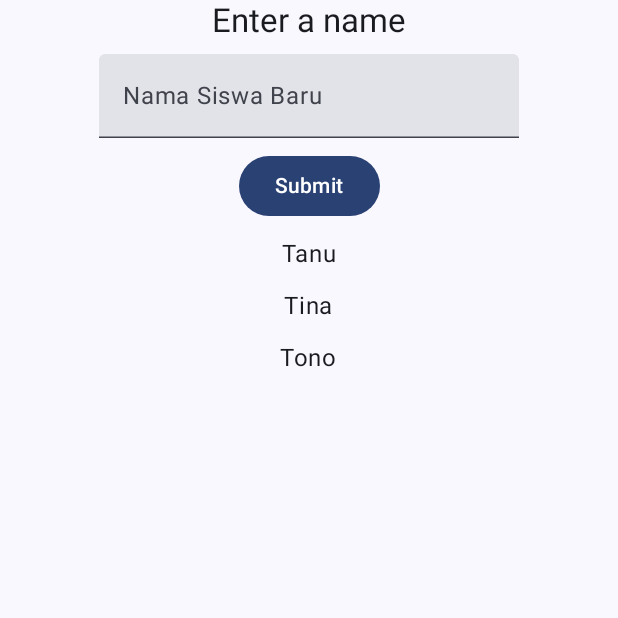
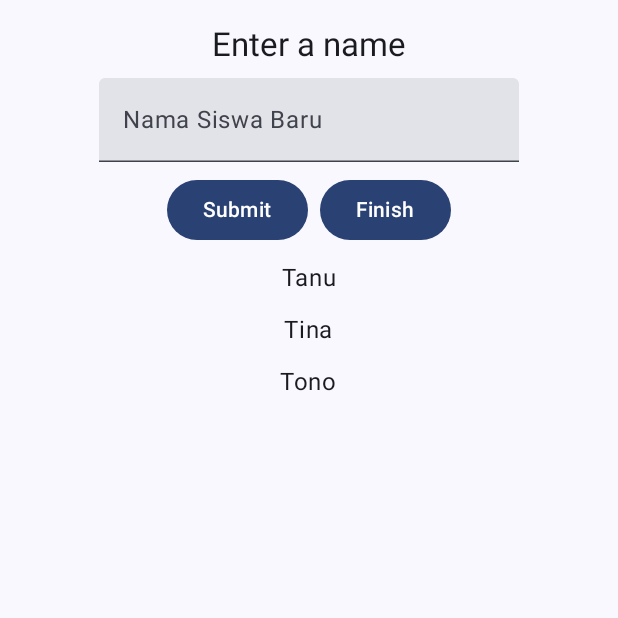
Before and after one commit to davidseptiano/LAB_WEEK_09, an Android app built with Jetpack Compose: the screen it shows after launch (MainActivity), on a phone screen of 412 x 824 dp, the top half of it. Run offline under Robolectric (Android 15) with nearby library versions, the phone set to English and light mode, and no system bars.

```diff
--- a/app/build.gradle.kts
+++ b/app/build.gradle.kts
@@ -50,6 +50,7 @@ dependencies {
     implementation(libs.androidx.ui.tooling.preview)
     implementation(libs.androidx.material3)
     implementation("androidx.compose.material3:material3:1.1.2")
+    implementation("androidx.navigation:navigation-compose:2.7.4")
     testImplementation(libs.junit)
     androidTestImplementation(libs.androidx.junit)
     androidTestImplementation(libs.androidx.espresso.core)
--- a/app/src/main/java/com/example/lab_week_09/MainActivity.kt
+++ b/app/src/main/java/com/example/lab_week_09/MainActivity.kt
@@ -5,13 +5,13 @@ import androidx.activity.ComponentActivity
 import androidx.activity.compose.setContent
 import androidx.compose.foundation.layout.Arrangement
 import androidx.compose.foundation.layout.Column
+import androidx.compose.foundation.layout.Row
 import androidx.compose.foundation.layout.fillMaxSize
 import androidx.compose.foundation.layout.padding
 import androidx.compose.foundation.lazy.LazyColumn
 import androidx.compose.foundation.lazy.items
 import androidx.compose.foundation.text.KeyboardOptions
-// import androidx.compose.material3.Button // Ini mungkin ada di file lain, pastikan tidak error
-// import com.example.lab_week_09.ui.elements.* // Impor elemen UI kustom Anda
+import androidx.compose.material3.Button
 import androidx.compose.material3.MaterialTheme
 import androidx.compose.material3.Surface
 import androidx.compose.material3.Text
@@ -27,13 +27,29 @@ import androidx.compose.ui.res.stringResource
 import androidx.compose.ui.text.input.KeyboardType
 import androidx.compose.ui.tooling.preview.Preview
 import androidx.compose.ui.unit.dp
+import androidx.navigation.NavHostController
+import androidx.navigation.NavType
+import androidx.navigation.compose.NavHost
+import androidx.navigation.compose.composable
+import androidx.navigation.compose.rememberNavController
+import androidx.navigation.navArgument
 import com.example.lab_week_09.ui.theme.LAB_WEEK_09Theme
+// Pastikan Anda sudah membuat dan mengimpor elemen UI kustom Anda
+// import com.example.lab_week_09.ui.theme.OnBackgroundItemText
+// import com.example.lab_week_09.ui.theme.OnBackgroundTitleText
+// import com.example.lab_week_09.ui.theme.PrimaryTextButton
 
-// Pindahkan data class ke level atas (top-level)
-data class Student(
-    var name: String
-)
+// --- DATA CLASS DAN ROUTES ---
+data class Student(val name: String)
 
+object AppRoutes {
+    const val HOME = "home"
+    const val RESULT = "result"
+    const val LIST_DATA_ARG = "listData"
+    fun getResultRouteWithArgs() = "$RESULT/?$LIST_DATA_ARG={$LIST_DATA_ARG}"
+}
+
+// --- ACTIVITY UTAMA ---
 class MainActivity : ComponentActivity() {
     override fun onCreate(savedInstanceState: Bundle?) {
         super.onCreate(savedInstanceState)
@@ -43,18 +59,53 @@ class MainActivity : ComponentActivity() {
                     modifier = Modifier.fillMaxSize(),
                     color = MaterialTheme.colorScheme.background
                 ) {
-                    Home()
+                    // Panggil App Composable sebagai root
+                    App()
                 }
             }
         }
     }
 }
 
-/**
- * Composable yang mengelola state untuk daftar siswa dan input field.
- */
+// --- GRAF NAVIGASI ---
 @Composable
-fun Home() {
+fun App() {
+    val navController = rememberNavController()
+    NavHost(
+        navController = navController,
+        startDestination = AppRoutes.HOME
+    ) {
+        // Rute untuk Halaman Home
+        composable(AppRoutes.HOME) {
+            Home(
+                onNavigateToResult = { listDataAsString ->
+                    // Encode data sebelum mengirim untuk keamanan URL
+                    navController.navigate("${AppRoutes.RESULT}/?$listDataAsString")
+                }
+            )
+        }
+
+        // Rute untuk Halaman Result dengan argumen opsional
+        composable(
+            route = AppRoutes.getResultRouteWithArgs(),
+            arguments = listOf(
+                navArgument(AppRoutes.LIST_DATA_ARG) {
+                    type = NavType.StringType
+                    nullable = true // Argumen bisa null
+                }
+            )
+        ) { backStackEntry ->
+            val arguments = requireNotNull(backStackEntry.arguments)
+            ResultContent(
+                listData = arguments.getString(AppRoutes.LIST_DATA_ARG).orEmpty()
+            )
+        }
+    }
+}
+
+// --- LAYAR HOME ---
+@Composable
+fun Home(onNavigateToResult: (String) -> Unit) {
     val listData = remember {
         mutableStateListOf(
             Student("Tanu"),
@@ -70,85 +121,101 @@ fun Home() {
         onInputValueChange = { newValue ->
             inputField.value = newValue
         },
-        onButtonClick = {
+        onAddButtonClick = {
             if (inputField.value.isNotBlank()) {
                 listData.add(Student(inputField.value))
-                inputField.value = ""
+                inputField.value = "" // Reset input field
             }
+        },
+        onNavigateButtonClick = {
+            // Ubah list menjadi string dan kirim
+            val listString = listData.joinToString(separator = ", ") { it.name }
+            onNavigateToResult("${AppRoutes.LIST_DATA_ARG}=$listString")
         }
     )
 }
 
-/**
- * Composable yang hanya bertanggung jawab untuk menampilkan UI.
- */
+// --- UI UNTUK LAYAR HOME ---
 @Composable
 fun HomeContent(
     listData: SnapshotStateList<Student>,
     inputFieldValue: String,
     onInputValueChange: (String) -> Unit,
-    onButtonClick: () -> Unit
+    onAddButtonClick: () -> Unit,
+    onNavigateButtonClick: () -> Unit
 ) {
-    // Terapkan padding dan alignment pada LazyColumn itu sendiri
     LazyColumn(
         modifier = Modifier
             .fillMaxSize()
-            .padding(horizontal = 16.dp),
+            .padding(16.dp),
         horizontalAlignment = Alignment.CenterHorizontally,
         verticalArrangement = Arrangement.spacedBy(8.dp)
     ) {
-        // Bungkus semua konten header (judul, input, tombol) dalam satu 'item'
+        // Header: Judul, Input, dan Tombol-tombol
         item {
-            // Gunakan Column biasa untuk mengatur elemen header secara vertikal
             Column(
                 horizontalAlignment = Alignment.CenterHorizontally,
                 verticalArrangement = Arrangement.spacedBy(8.dp)
             ) {
-                // TODO: Pastikan Anda sudah membuat composable `OnBackgroundTitleText`
-                // Jika belum, untuk sementara ganti dengan `Text` biasa
-                Text(
-                    text = stringResource(id = R.string.enter_item),
-                    style = MaterialTheme.typography.titleLarge
-                )
+                // TODO: Ganti dengan OnBackgroundTitleText jika sudah ada
+                Text(text = stringResource(id = R.string.enter_item), style = MaterialTheme.typography.titleLarge)
 
                 TextField(
                     value = inputFieldValue,
                     onValueChange = onInputValueChange,
                     label = { Text("Nama Siswa Baru") },
-                    keyboardOptions = KeyboardOptions(
-                        keyboardType = KeyboardType.Text
-                    )
+                    keyboardOptions = KeyboardOptions(keyboardType = KeyboardType.Text)
                 )
 
-                // TODO: Pastikan Anda sudah membuat composable `PrimaryTextButton`
-                // Jika belum, ganti dengan `Button` biasa
-                androidx.compose.material3.Button(onClick = onButtonClick) {
-                    Text(text = stringResource(id = R.string.button_click))
+                Row(horizontalArrangement = Arrangement.spacedBy(8.dp)) {
+                    // TODO: Ganti dengan PrimaryTextButton jika sudah ada
+                    Button(onClick = onAddButtonClick) {
+                        Text(text = stringResource(id = R.string.button_click))
+                    }
+                    Button(onClick = onNavigateButtonClick) {
+                        Text(text = stringResource(id = R.string.button_navigate))
+                    }
                 }
             }
         }
 
-        // Gunakan 'items' untuk menampilkan daftar data
-        items(listData) { item ->
-            // TODO: Pastikan Anda sudah membuat composable `OnBackgroundItemText`
-            // Jika belum, ganti dengan `Text` biasa
-            Text(
-                text = item.name,
-                modifier = Modifier.padding(vertical = 4.dp),
-                style = MaterialTheme.typography.bodyLarge
-            )
+        // Daftar nama siswa
+        items(listData) { student ->
+            // TODO: Ganti dengan OnBackgroundItemText jika sudah ada
+            Text(text = student.name, style = MaterialTheme.typography.bodyLarge, modifier = Modifier.padding(vertical = 4.dp))
         }
     }
 }
 
+// --- LAYAR RESULT ---
+@Composable
+fun ResultContent(listData: String) {
+    Column(
+        modifier = Modifier
+            .fillMaxSize()
+            .padding(16.dp),
+        horizontalAlignment = Alignment.CenterHorizontally,
+        verticalArrangement = Arrangement.Center
+    ) {
+        Text(text = "Data yang Dikirim:", style = MaterialTheme.typography.titleMedium)
+        // TODO: Ganti dengan OnBackgroundItemText jika sudah ada
+        Text(text = listData.ifEmpty { "Tidak ada data yang dikirim." }, style = MaterialTheme.typography.bodyLarge)
+    }
+}
 
-/**
- * Fungsi Preview untuk melihat tampilan Home di Android Studio.
- */
-@Preview(showBackground = true, name = "Home Preview")
+// --- PREVIEWS ---
+@Preview(showBackground = true, name = "Home Screen Preview")
 @Composable
 fun PreviewHome() {
     LAB_WEEK_09Theme {
-        Home()
+        Home(onNavigateToResult = {}) // Beri lambda kosong untuk preview
     }
 }
+
+@Preview(showBackground = true, name = "Result Screen Preview")
+@Composable
+fun PreviewResult() {
+    LAB_WEEK_09Theme {
+        ResultContent(listData = "Tanu, Tina, Tono")
+    }
+}
```
